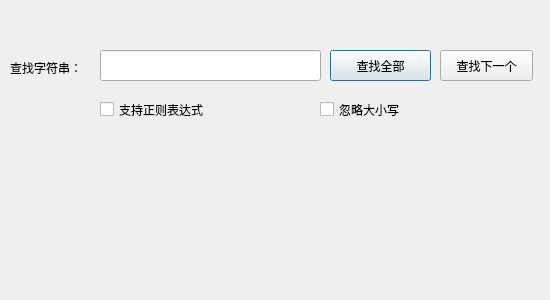
Above: UI/FindDialog.ui from Whitepinkwolf/Code-Reviewer-Porject before the change. Below: the same form after it.
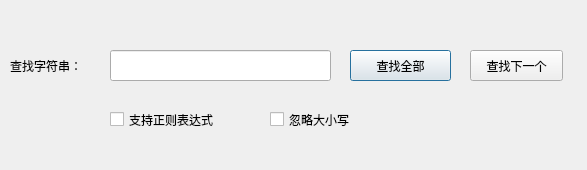
That is the form after the change.

Diff of the .ui file:
```diff
--- a/UI/FindDialog.ui
+++ b/UI/FindDialog.ui
@@ -6,8 +6,8 @@
    <rect>
     <x>0</x>
     <y>0</y>
-    <width>550</width>
-    <height>300</height>
+    <width>587</width>
+    <height>170</height>
    </rect>
   </property>
   <property name="windowTitle">
@@ -17,9 +17,9 @@
    <property name="geometry">
     <rect>
      <x>10</x>
-     <y>60</y>
+     <y>55</y>
      <width>81</width>
-     <height>16</height>
+     <height>21</height>
     </rect>
    </property>
    <property name="text">
@@ -29,7 +29,7 @@
   <widget class="QPushButton" name="pushButton">
    <property name="geometry">
     <rect>
-     <x>330</x>
+     <x>350</x>
      <y>50</y>
      <width>101</width>
      <height>31</height>
@@ -42,8 +42,8 @@
   <widget class="QCheckBox" name="checkBox">
    <property name="geometry">
     <rect>
-     <x>100</x>
-     <y>100</y>
+     <x>110</x>
+     <y>110</y>
      <width>141</width>
      <height>19</height>
     </rect>
@@ -55,8 +55,8 @@
   <widget class="QCheckBox" name="checkBox_2">
    <property name="geometry">
     <rect>
-     <x>320</x>
-     <y>100</y>
+     <x>270</x>
+     <y>110</y>
      <width>111</width>
      <height>19</height>
     </rect>
@@ -68,7 +68,7 @@
   <widget class="QLineEdit" name="lineEdit">
    <property name="geometry">
     <rect>
-     <x>100</x>
+     <x>110</x>
      <y>50</y>
      <width>221</width>
      <height>31</height>
@@ -78,7 +78,7 @@
   <widget class="QPushButton" name="pb_next">
    <property name="geometry">
     <rect>
-     <x>440</x>
+     <x>470</x>
      <y>50</y>
      <width>93</width>
      <height>31</height>
```
Left out of the diff: 14 changed lines with no effect on the pictures.
